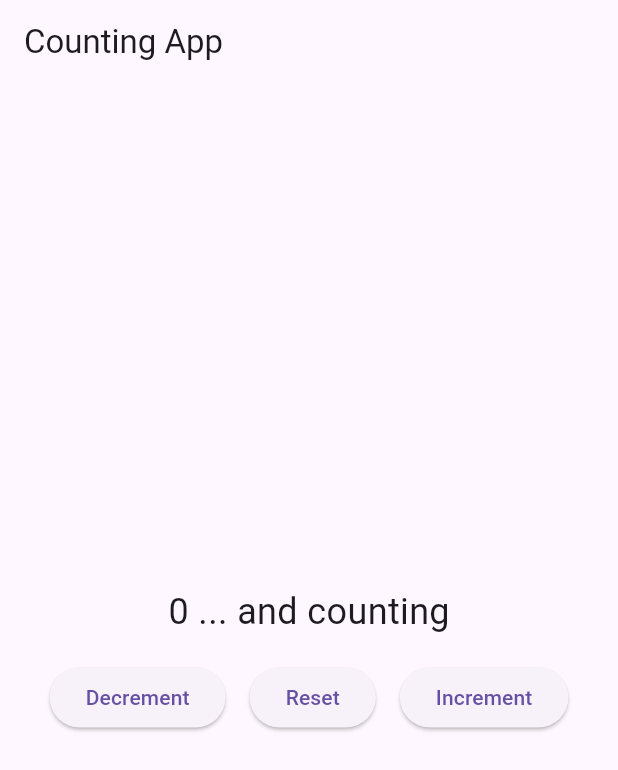
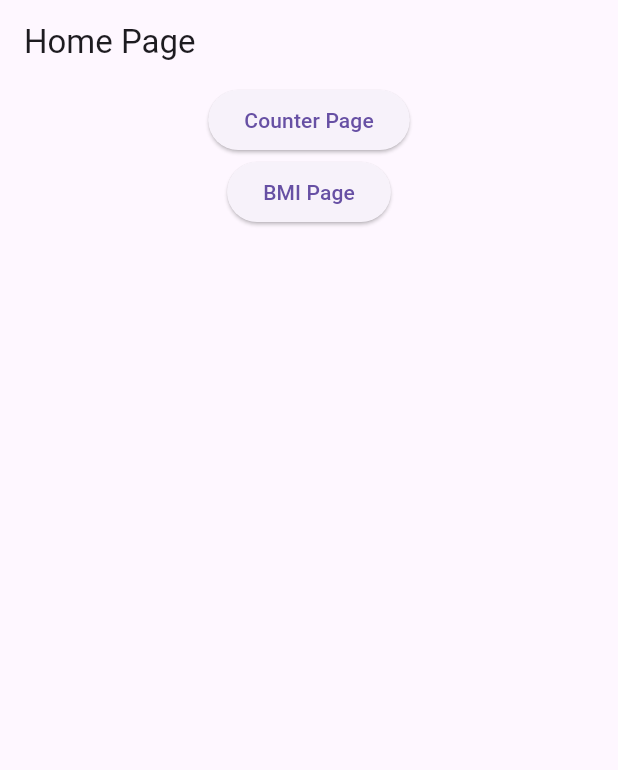
Before and after one commit to LeandroBarmettler/flutterPractice, a Flutter app: the screen it shows after launch, on a phone screen of 412 x 824 dp. Shown: the top 770 px of the screen. Run offline on Flutter 3.47's test engine with Material 3 defaults, Android fonts, the phone set to English and light mode, and no system bars; our stand-ins replace shared_preferences.

```diff
--- a/lib/main.dart
+++ b/lib/main.dart
@@ -1,5 +1,6 @@
 import 'package:flutter/material.dart';
 import 'package:helloworld/counter.dart';
+import 'package:helloworld/BMICalc.dart';
 
 void main() {
   runApp(const MyApp());
@@ -12,7 +13,43 @@ class MyApp extends StatelessWidget {
   Widget build(BuildContext context) {
     return MaterialApp(
       title: 'Home Page',
-      home: Counter(),
+      home: HomePage(),
     );
   }
 }
+
+class HomePage extends StatelessWidget {
+  const HomePage({super.key});
+
+  @override
+  Widget build(BuildContext context) {
+    return Scaffold(
+      appBar: AppBar(title: const Text('Home Page')),
+      body: Center(
+        child: Column(
+          children: [
+            ElevatedButton(
+              child: const Text('Counter Page'),
+            onPressed: () {
+            Navigator.push(
+              context,
+              MaterialPageRoute(builder: (context) => const Counter()),
+            );
+          },
+        ),
+        ElevatedButton(
+              child: const Text('BMI Page'),
+            onPressed: () {
+            Navigator.push(
+              context,
+              MaterialPageRoute(builder: (context) => const BMICalc()),
+            );
+          },
+        ),
+        ]
+        )
+        ),
+      );
+
+  }
+}
```
Also changed, not shown: lib/BMICalc.dart (added, +106 -0 lines), 1 other file.
